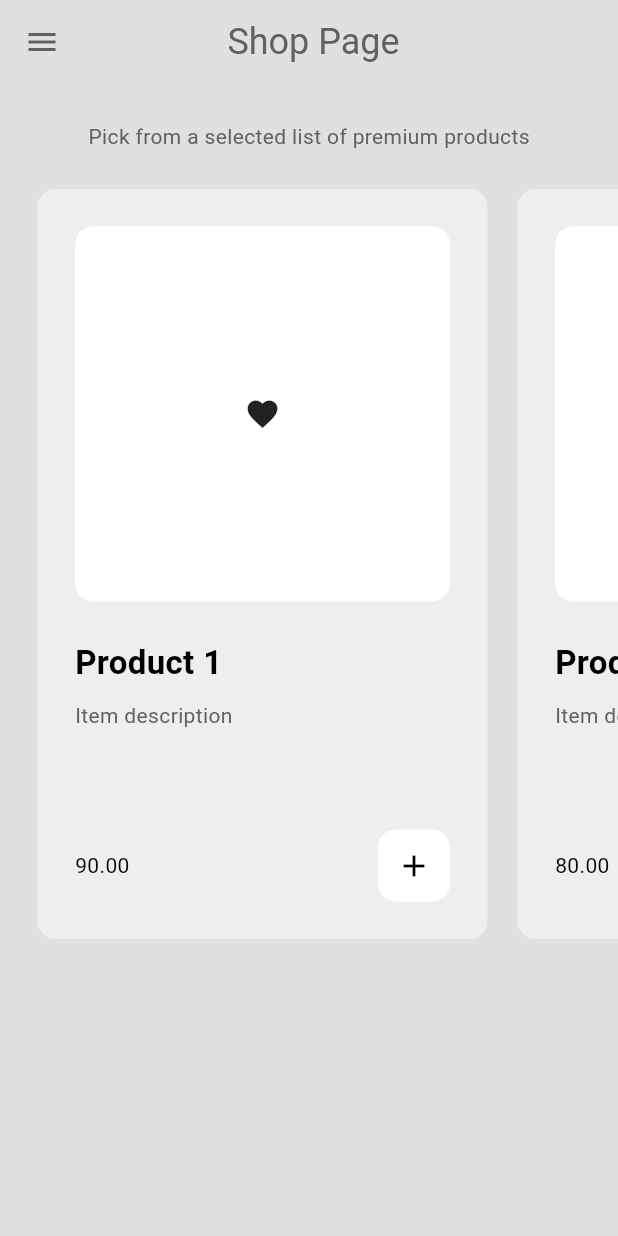
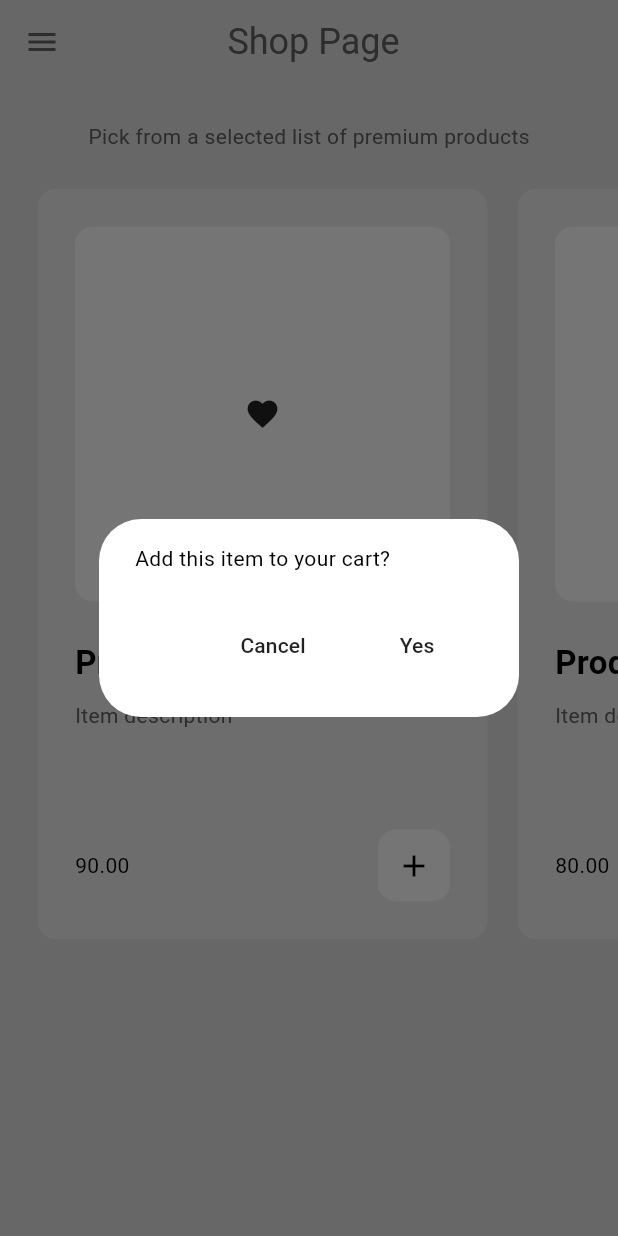
Before and after one commit to Brightnyandiko/MInimalEshop, a Flutter app: the ShopPage screen opened by its route, after a tap on the "add" icon, on a phone screen of 412 x 824 dp. Run offline on Flutter 3.47's test engine with Material 3 defaults, Android fonts, the phone set to English and light mode, and no system bars.

Commit message:
corrected a bug in the app

```diff
--- a/lib/components/product_tile.dart
+++ b/lib/components/product_tile.dart
@@ -8,6 +8,36 @@ import '../models/shop.dart';
 class MyProductTile extends StatelessWidget {
   final Product product;
   const MyProductTile({super.key, required this.product});
+
+  //add to cart button pressed
+  // void addToCart(BuildContext context) {
+  //   //show a dialog box to ask the user to confirm to add to cart
+  //   showDialog(
+  //       context: context,
+  //       builder: (context) => AlertDialog(
+  //         content: Text("Add this item to your cart"),
+  //         actions: [
+  //           //cancel button
+  //           MaterialButton(
+  //               onPressed: () => Navigator.pop(context),
+  //               child: Text("Cancel"),
+  //           ),
+  //
+  //           //yes button
+  //           MaterialButton(
+  //               onPressed: () {
+  //                 //pop the dialog box
+  //                 Navigator.pop(context);
+  //
+  //                 //add to cart
+  //                 context.read<Shop>().addToCart(product);
+  //               },
+  //             child: Text("Yes"),
+  //           )
+  //         ],
+  //       ),
+  //   );
+  // }
 
   @override
   Widget build(BuildContext context) {
@@ -82,7 +112,8 @@ class MyProductTile extends StatelessWidget {
                   onPressed: () {
                     // Provider.of<Shop>(context, listen: false).addToCart(product);
                     context.read<Shop>().addToCart(product);
-                    MyDialogBox();
+                    // MyDialogBox();
+                    showDialog(context: context, builder: (context) => MyDialogBox());
                   },
                   icon: Icon(Icons.add),
                 ),
```
